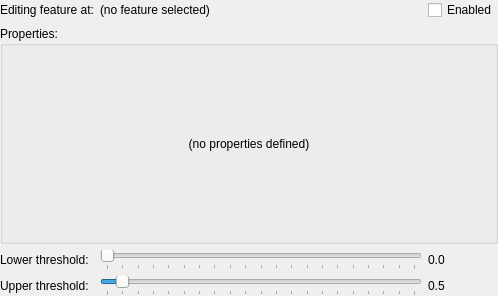
This is Gui/FeatureWidget.ui in bwrrp/multifieldexplorer as Qt 5 draws it before an edit. The edited form follows.
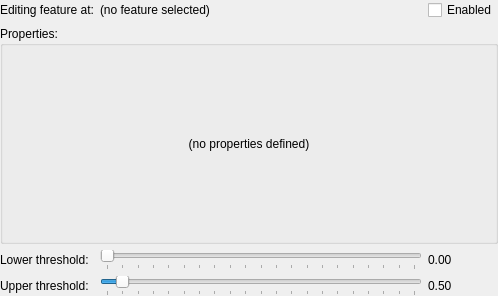
This is the edited form.

Commit message: Added GUI for controlling the Feature mask (properties).

```diff
--- a/Gui/FeatureWidget.ui
+++ b/Gui/FeatureWidget.ui
@@ -80,7 +80,7 @@
       </sizepolicy>
      </property>
      <property name="text">
-      <string>0.0</string>
+      <string>0.00</string>
      </property>
     </widget>
    </item>
@@ -119,7 +119,7 @@
       </sizepolicy>
      </property>
      <property name="text">
-      <string>0.5</string>
+      <string>0.50</string>
      </property>
     </widget>
    </item>
```
Left out of the diff: 4 changed lines with no effect on the pictures. The commit also changes 7 other files.
